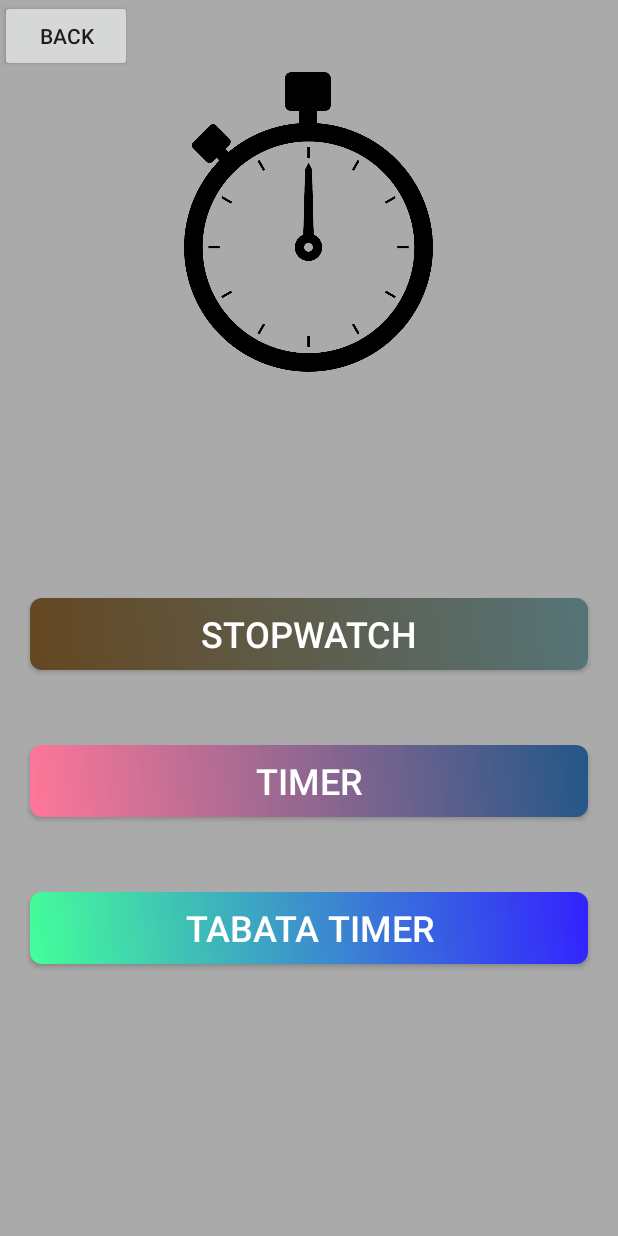
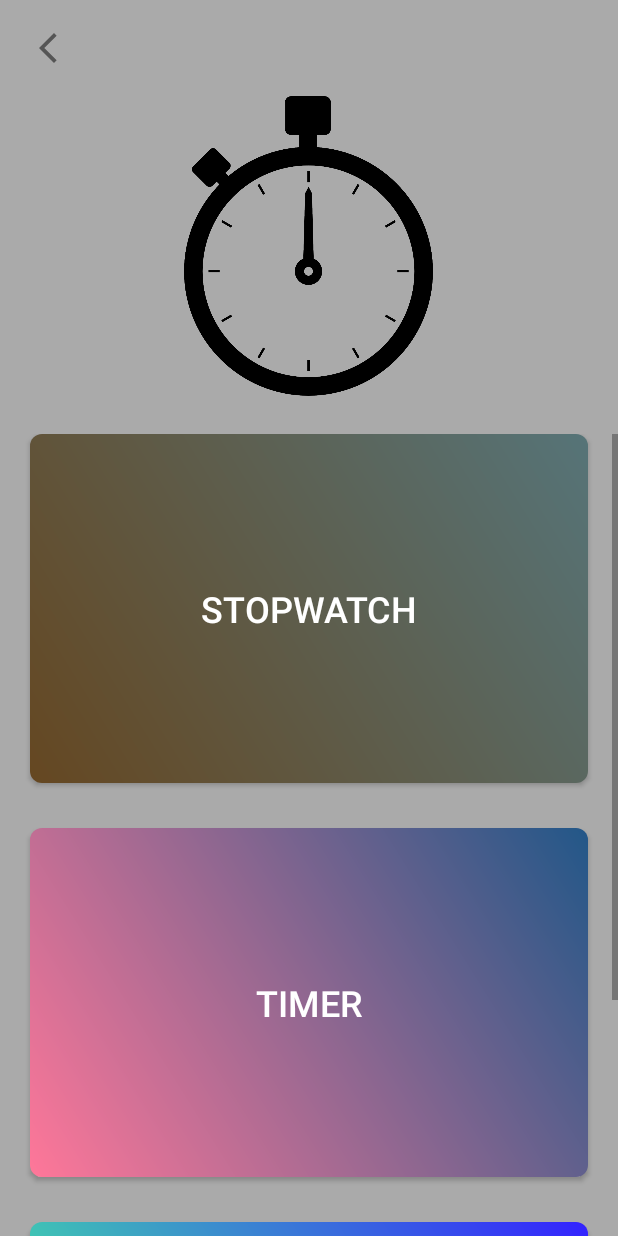
Before and after one commit to oroke24/AndroidFitnessApp, an Android app built with Jetpack Compose: the TimersActivity screen opened directly, with no data from a screen before it, on a phone screen of 412 x 824 dp. Run offline under Robolectric (Android 15) with nearby library versions, the light colour scheme and no system bars.

Commit message:
changed the backgrounds, made buttons bigger

```diff
--- a/app/src/main/java/com/example/fitnessapp/TimerActivity.kt
+++ b/app/src/main/java/com/example/fitnessapp/TimerActivity.kt
@@ -16,6 +16,7 @@ import androidx.core.content.ContextCompat
 import androidx.core.content.getSystemService
 
 class TimerActivity : ComponentActivity() {
+    private lateinit var backButton: ImageButton
     private lateinit var hoursPicker: NumberPicker
     private lateinit var minutesPicker: NumberPicker
     private lateinit var secondsPicker: NumberPicker
@@ -41,6 +42,7 @@ class TimerActivity : ComponentActivity() {
         pauseButton = findViewById(R.id.pauseButton)
         continueButton = findViewById(R.id.continueButton)
         timerTextView = findViewById(R.id.timerTextView)
+        backButton = findViewById(R.id.backButton)
 
         // Set initial values for NumberPickers
         hoursPicker.minValue = 0
@@ -60,6 +62,7 @@ class TimerActivity : ComponentActivity() {
         minutesPicker.setOnLongPressUpdateInterval(100)
         secondsPicker.setOnLongPressUpdateInterval(100)
 
+        backButton.setOnClickListener{finish()}
         // Set up start button click listener
         startButton.setOnClickListener {
             if (!timerRunning) {
--- a/app/src/main/java/com/example/fitnessapp/TimersActivity.kt
+++ b/app/src/main/java/com/example/fitnessapp/TimersActivity.kt
@@ -3,6 +3,7 @@ package com.example.fitnessapp
 import android.content.Intent
 import android.os.Bundle
 import android.widget.Button
+import android.widget.ImageButton
 import androidx.activity.ComponentActivity
 
 class TimersActivity : ComponentActivity() {
@@ -11,7 +12,7 @@ class TimersActivity : ComponentActivity() {
         setContentView(R.layout.activity_timers)
 
         //Binding vals to buttons
-        val backButton = findViewById<Button>(R.id.backButton)
+        val backButton = findViewById<ImageButton>(R.id.backButton)
         val stopWatch = findViewById<Button>(R.id.stopWatchButton)
         val timer = findViewById<Button>(R.id.timerButton)
         val tabataTimer = findViewById<Button>(R.id.tabataTimerButton)
--- a/app/src/main/res/layout/activity_timers.xml
+++ b/app/src/main/res/layout/activity_timers.xml
@@ -6,11 +6,15 @@
     android:background="#AAAAAA"
     android:layout_gravity="center">
 
-    <Button
+    <ImageButton
         android:id="@+id/backButton"
         android:layout_width="wrap_content"
         android:layout_height="wrap_content"
-        android:text="Back"/>
+        android:src="@drawable/ic_arrow_back"
+        android:background="#AAAAAA"
+        android:onClick="onBackButtonClick"
+        android:contentDescription="@string/back_button_description"
+        android:padding="20dp" />
 
 
     <ImageView
@@ -23,6 +27,13 @@
         android:layout_marginBottom="25dp"
         android:src="@drawable/ic_timer"/>
 
+    <ScrollView
+        android:layout_width="match_parent"
+        android:layout_height="wrap_content">
+        <LinearLayout
+            android:layout_width="match_parent"
+            android:layout_height="wrap_content"
+            android:orientation="vertical">
             <Button
                 android:id="@+id/stopWatchButton"
                 android:layout_width="match_parent"
@@ -30,8 +41,8 @@
                 android:text="Stopwatch"
                 android:textSize="24sp"
                 android:textColor="@color/white"
+                android:padding="100dp"
                 android:background="@drawable/cool_button5"
-        android:layout_marginTop="125dp"
                 android:layout_marginLeft="20dp"
                 android:layout_marginRight="20dp" />
 
@@ -42,8 +53,9 @@
                 android:text="Timer"
                 android:textSize="24sp"
                 android:textColor="@color/white"
+                android:padding="100dp"
                 android:background="@drawable/cool_button2"
-        android:layout_marginTop="50dp"
+                android:layout_marginTop="30dp"
                 android:layout_marginLeft="20dp"
                 android:layout_marginRight="20dp" />
 
@@ -54,9 +66,14 @@
                 android:text="Tabata Timer"
                 android:textSize="24sp"
                 android:textColor="@color/white"
+                android:padding="100dp"
                 android:background="@drawable/cool_button3"
-        android:layout_marginTop="50dp"
+                android:layout_marginTop="30dp"
                 android:layout_marginLeft="20dp"
                 android:layout_marginRight="20dp" />
 
         </LinearLayout>
+    </ScrollView>
+
+
+</LinearLayout>
```
Also changed, not shown: app/src/main/res/layout/activity_login.xml (+19 -6 lines), app/src/main/res/layout/activity_main.xml (+16 -2 lines). Lines whose indentation alone changed are shown as unchanged.
